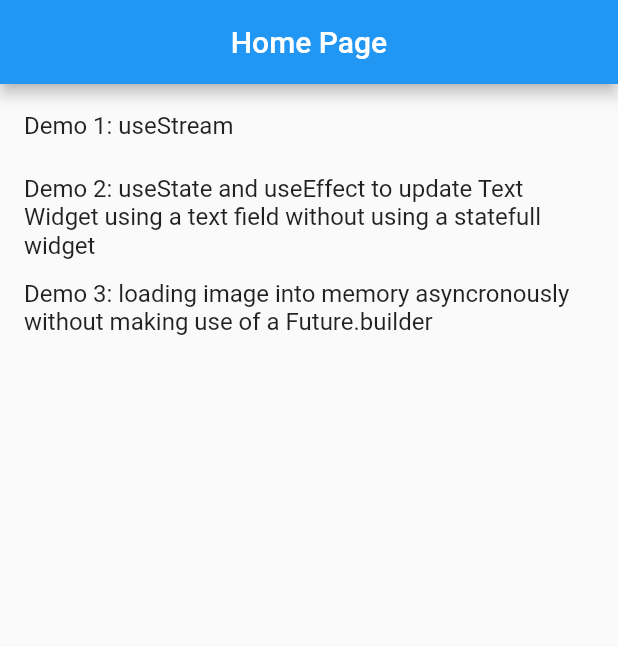
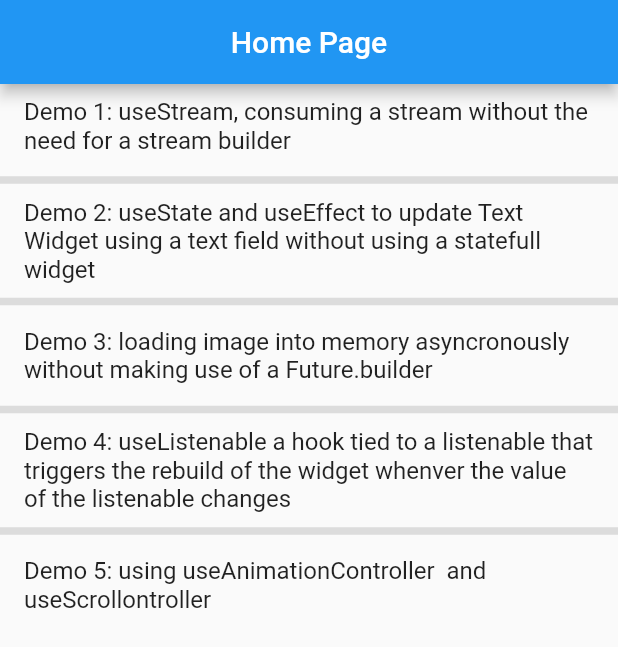
Before and after one commit to debola-is/flutter_hooks_series, a Flutter app: the screen it shows after launch, on a phone screen of 412 x 824 dp. Shown: the top 647 px of the screen. Run offline on Flutter 3.47's test engine with Material 2 defaults, Android fonts, the phone set to English and light mode, and no system bars; our stand-ins replace flutter_hooks.

Commit message:
useAnimationController and useScrollController

```diff
--- a/lib/main.dart
+++ b/lib/main.dart
@@ -1,9 +1,10 @@
 import 'package:flutter/cupertino.dart';
 import 'package:flutter/material.dart';
-import 'package:flutter_hooks/flutter_hooks.dart';
 import 'package:flutter_hooks_series/hooks_demo_1/start_1.dart';
 import 'package:flutter_hooks_series/hooks_demo_2/start_2.dart';
 import 'package:flutter_hooks_series/hooks_demo_3/start_3.dart';
+import 'package:flutter_hooks_series/hooks_demo_4/start_4.dart';
+import 'package:flutter_hooks_series/hooks_demo_5/start_5.dart';
 
 void main() {
   runApp(const MyApp());
@@ -34,7 +35,7 @@ class MyHomePage extends StatelessWidget {
         title: const Text('Home Page'),
         centerTitle: true,
       ),
-      body: ListView.builder(
+      body: ListView.separated(
         itemCount: _demos.length,
         itemBuilder: (context, index) {
           final Widget page = _demos.keys.toList()[index];
@@ -51,15 +52,23 @@ class MyHomePage extends StatelessWidget {
             },
           );
         },
+        separatorBuilder: (context, index) => const Divider(
+          thickness: 5,
+        ),
       ),
     );
   }
 }
 
 Map<Widget, String> _demos = {
-  const HooksDemo1(): "Demo 1: useStream",
+  const HooksDemo1():
+      "Demo 1: useStream, consuming a stream without the need for a stream builder",
   const HooksDemo2():
       "Demo 2: useState and useEffect to update Text Widget using a text field without using a statefull widget ",
   const HooksDemo3():
       "Demo 3: loading image into memory asyncronously without making use of a Future.builder",
+  const HooksDemo4():
+      "Demo 4: useListenable a hook tied to a listenable that triggers the rebuild of the widget whenver the value of the listenable changes",
+  const HooksDemo5():
+      "Demo 5: using useAnimationController  and useScrollontroller",
 };
```
